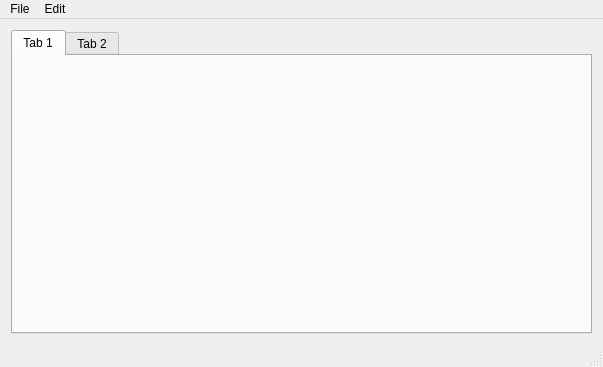
Above: mainwindow.ui from diw/pathfinder before the change. Below: the same form after it.
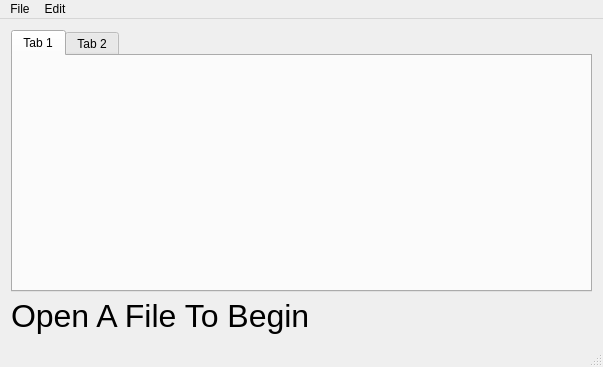
That is the form after the change.

Commit message: open files and tabs

What changed in the file:
```diff
--- a/mainwindow.ui
+++ b/mainwindow.ui
@@ -36,6 +36,20 @@
       </item>
      </layout>
     </item>
+    <item row="1" column="0">
+     <widget class="QLabel" name="label">
+      <property name="font">
+       <font>
+        <family>Arial</family>
+        <pointsize>24</pointsize>
+        <kerning>true</kerning>
+       </font>
+      </property>
+      <property name="text">
+       <string>Open A File To Begin</string>
+      </property>
+     </widget>
+    </item>
    </layout>
   </widget>
   <widget class="QMenuBar" name="menuBar">
```
Left out of the diff: 4 changed lines with no effect on the pictures. The commit also changes 4 other files.
